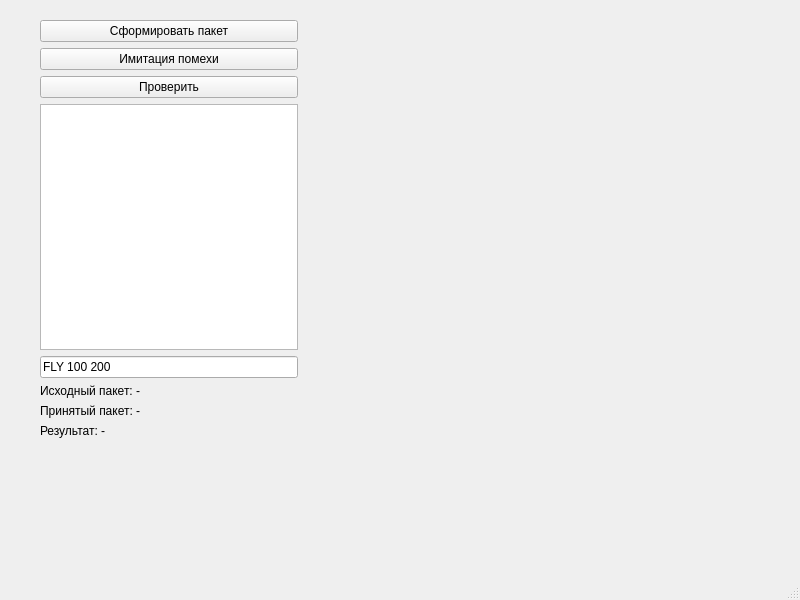
Qt form KR1/mainwindow.ui (hlP1ng/ProgInf) before a commit.
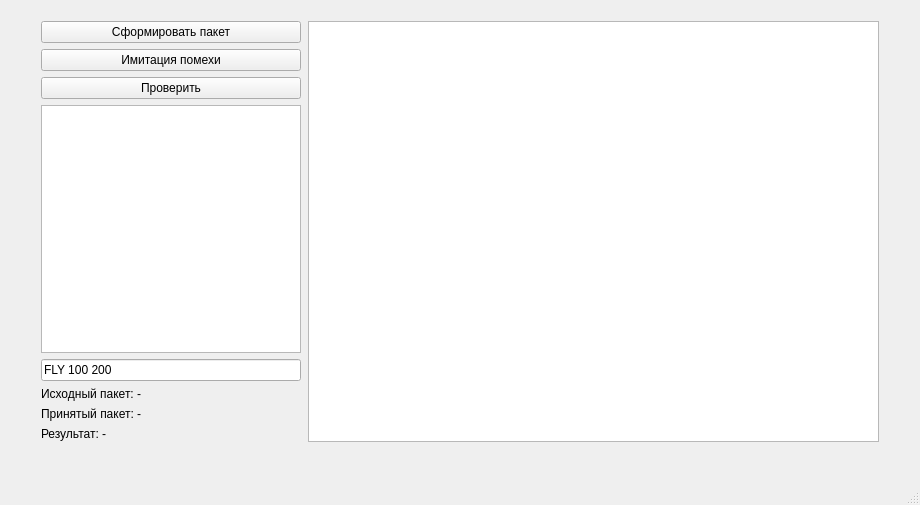
The same form after that commit.

```diff
--- a/KR1/mainwindow.ui
+++ b/KR1/mainwindow.ui
@@ -6,23 +6,35 @@
    <rect>
     <x>0</x>
     <y>0</y>
-    <width>800</width>
-    <height>600</height>
+    <width>920</width>
+    <height>505</height>
    </rect>
   </property>
   <property name="windowTitle">
    <string>MainWindow</string>
   </property>
   <widget class="QWidget" name="centralwidget">
+   <widget class="QGraphicsView" name="graphicsView">
+    <property name="geometry">
+     <rect>
+      <x>308</x>
+      <y>21</y>
+      <width>571</width>
+      <height>421</height>
+     </rect>
+    </property>
+   </widget>
    <widget class="QWidget" name="">
     <property name="geometry">
      <rect>
-      <x>40</x>
-      <y>20</y>
-      <width>258</width>
-      <height>418</height>
+      <x>41</x>
+      <y>21</y>
+      <width>260</width>
+      <height>420</height>
      </rect>
     </property>
+    <layout class="QVBoxLayout" name="verticalLayout_2">
+     <item>
     <layout class="QVBoxLayout" name="verticalLayout">
      <item>
       <widget class="QPushButton" name="btnSend">
@@ -81,6 +93,8 @@
       </widget>
      </item>
     </layout>
+     </item>
+    </layout>
    </widget>
   </widget>
   <widget class="QMenuBar" name="menubar">
```
Left out of the diff: 2 changed lines with no effect on the pictures. Lines whose indentation alone changed are shown as unchanged.
